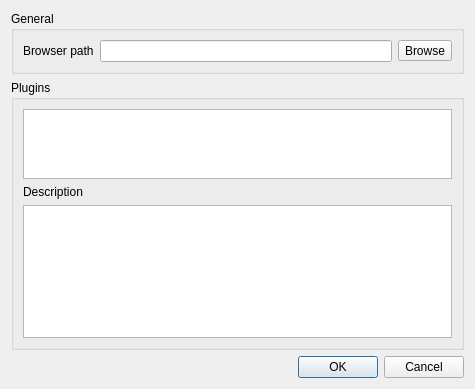
Old version of the form ui/settingsdialog.ui in the repository minorua/Qgis2threejs.
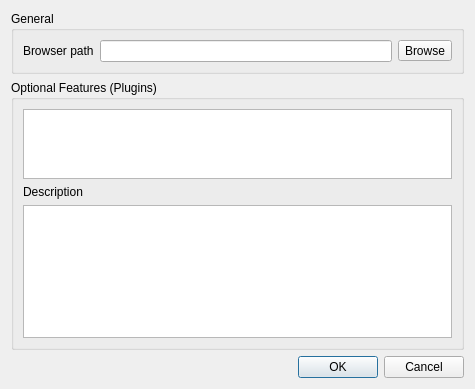
New version of the form.

Commit message: call plugins "optional features" in the settings dialog

The edit to the form file:
```diff
--- a/ui/settingsdialog.ui
+++ b/ui/settingsdialog.ui
@@ -27,7 +27,7 @@
    <item row="1" column="0">
     <widget class="QGroupBox" name="groupBox_2">
      <property name="title">
-      <string>Plugins</string>
+      <string>Optional Features (Plugins)</string>
      </property>
      <layout class="QVBoxLayout" name="verticalLayout">
       <item>
```
The commit also changes 2 other files.
